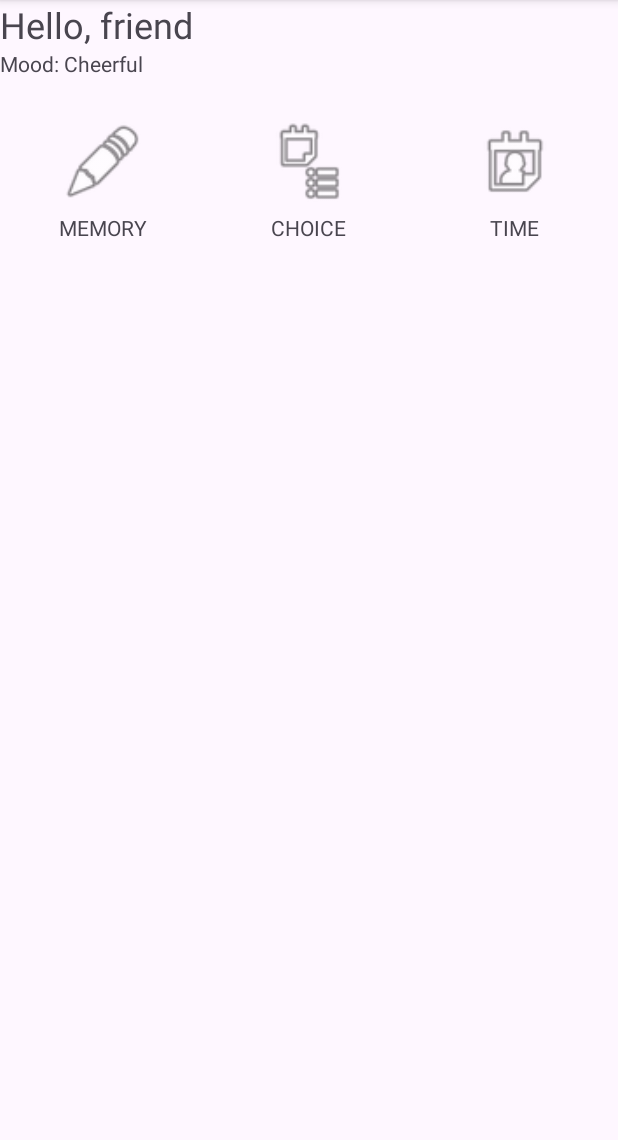
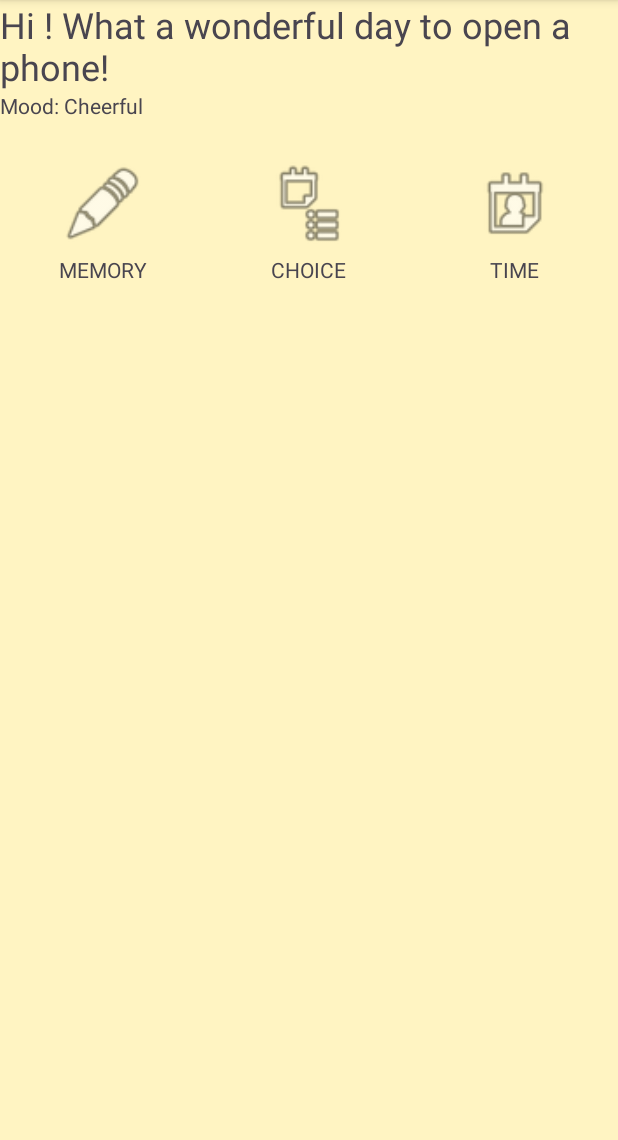
Before and after one commit to fttmmz/NotPhone-, an Android app: the HomeActivity screen opened directly, with no data from a screen before it, on a phone screen of 412 x 824 dp, the part 96-1236 px from its top. Run offline under Robolectric (Android 15) with nearby library versions, the phone set to English and light mode, and no system bars.

Commit message:
Mood changes Home greeting and colour

```diff
--- a/app/src/main/java/com/example/notphone/ui/system/HomeActivity.java
+++ b/app/src/main/java/com/example/notphone/ui/system/HomeActivity.java
@@ -28,6 +28,7 @@ import java.util.List;
 
 public class HomeActivity extends BaseActivity {
     private TextView tvMood;
+    private TextView tvGreeting;
     private final List<AppEntry> apps = new ArrayList<>();
     private boolean nokiaMode;
 
@@ -47,16 +48,24 @@ public class HomeActivity extends BaseActivity {
         });
 
         String name = getSharedPreferences("notphone", MODE_PRIVATE).getString("username", "friend");
-        ((TextView) findViewById(R.id.tvGreeting)).setText(getString(R.string.system_greeting, name));
+        tvGreeting = findViewById(R.id.tvGreeting);
         tvMood = findViewById(R.id.tvMood);
+
         NotificationHelper.requestPermissionIfNeeded(this);
 
-// TEMPORARY test: tap the mood text to send a test notification (remove later)
+        // TEMPORARY test: tap the mood text to send a test notification (remove later)
         tvMood.setOnClickListener(v ->
                 NotificationHelper.show(this, R.string.system_test_title, R.string.system_test_text));
+        // TEMPORARY: long-press the mood text to cycle moods
+        tvMood.setOnLongClickListener(v -> {
+            MoodManager.setMood(this, (MoodManager.getMood(this) + 1) % 4);
+            applyMood();
+            return true;   // true = "I used up this long-press"
+        });
 
         buildAppList();
         if (nokiaMode) setUpKeypad(); else setUpGrid();
+        applyMood();
     }
 
     private void buildAppList() {
@@ -115,6 +124,7 @@ public class HomeActivity extends BaseActivity {
     protected void onResume() {
         super.onResume();
         tvMood.setText(getString(R.string.system_mood_label, MoodManager.getName(this)));
+        applyMood();
     }
     @Override
     public boolean onCreateOptionsMenu(Menu menu) {
@@ -161,4 +171,16 @@ public class HomeActivity extends BaseActivity {
                 .setNegativeButton(R.string.system_cancel, null)
                 .show();
     }
+    // One colour per mood: Cheerful, Grumpy, Sleepy, Chaotic
+    private static final int[] MOOD_COLORS = {0xFFFFF4C2, 0xFFFFC9C9, 0xFFD6E4FF, 0xFFE8D0FF};
+
+    private void applyMood() {
+        int mood = MoodManager.getMood(this);
+        String name = getSharedPreferences("notphone", MODE_PRIVATE).getString("username", "");
+        String[] greetings = getResources().getStringArray(R.array.system_mood_greetings);
+
+        tvGreeting.setText(String.format(greetings[mood], name));
+        tvMood.setText(getString(R.string.system_mood_label, MoodManager.getName(this)));
+        findViewById(R.id.main).setBackgroundColor(MOOD_COLORS[mood]);
+    }
 }
--- a/app/src/main/res/values/strings.xml
+++ b/app/src/main/res/values/strings.xml
@@ -26,4 +26,10 @@
         <item>Mild</item>
         <item>Unhinged</item>
     </string-array>
+    <string-array name="system_mood_greetings">
+        <item>Hi %1$s! What a wonderful day to open a phone!</item>
+        <item>Oh. It\'s you again, %1$s.</item>
+        <item>%1$s... five more minutes...</item>
+        <item>%1$s?? WHO ARE YOU?? Just kidding. Hi!!</item>
+    </string-array>
 </resources>
```
